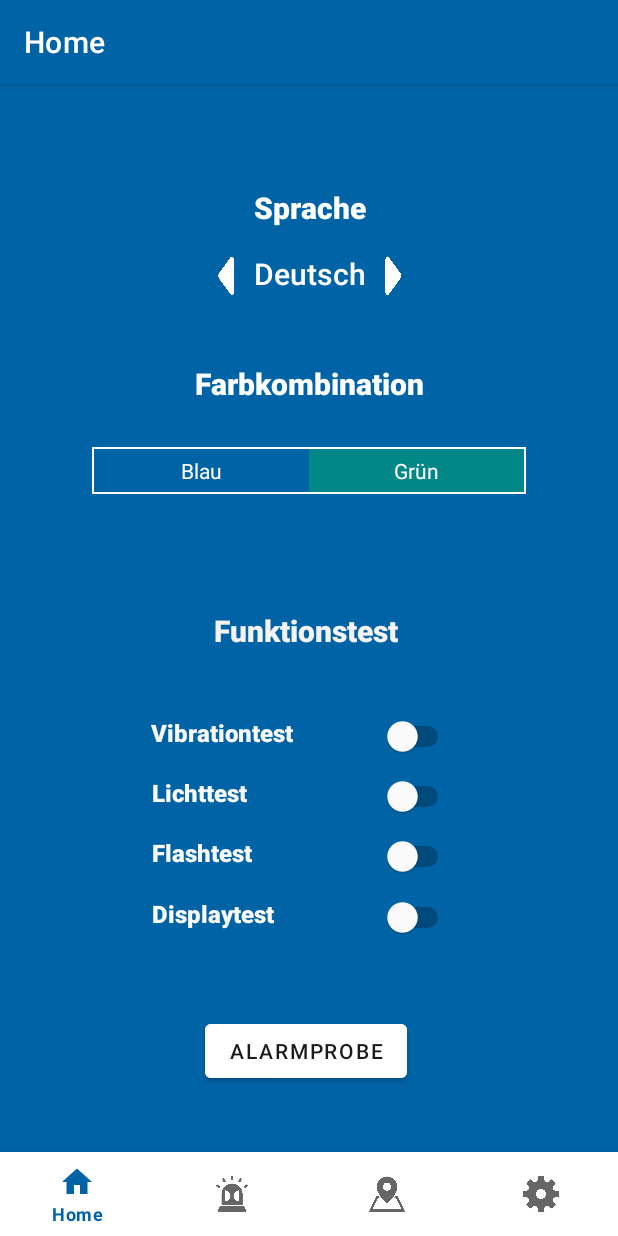
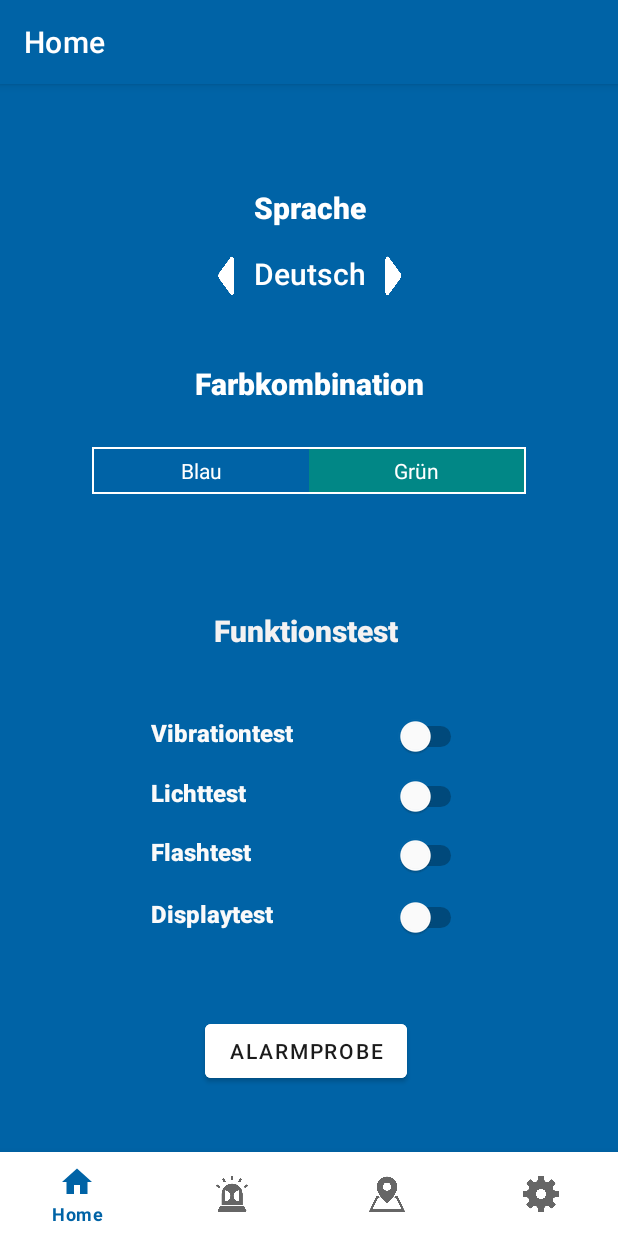
Before and after one commit to rmezameza/hci-team312-alarm-app, an Android app: the screen it shows after launch (MainActivity), on a phone screen of 412 x 824 dp. Run offline under Robolectric (Android 15) with nearby library versions, the phone set to English and light mode, and no system bars; our stand-ins replace navigation-ui.

Commit message:
v8 - fixed a problem from SharedPreferences + added Translation for Settings + some layout problems. Almost ready. Comments added. Listeners added. To do after merge: translation on alarm page + test functions.

```diff
--- a/app/src/main/res/layout/fragment_configuration.xml
+++ b/app/src/main/res/layout/fragment_configuration.xml
@@ -134,8 +134,8 @@
         android:textColor="#FAFAFA"
         android:textSize="16sp"
         app:layout_constraintBottom_toBottomOf="parent"
-        app:layout_constraintEnd_toStartOf="@+id/switchVibration"
-        app:layout_constraintHorizontal_bias="0.673"
+        app:layout_constraintEnd_toEndOf="parent"
+        app:layout_constraintHorizontal_bias="0.327"
         app:layout_constraintStart_toStartOf="parent"
         app:layout_constraintTop_toTopOf="parent"
         app:layout_constraintVertical_bias="0.615" />
@@ -149,23 +149,8 @@
         android:textColor="#FAFAFA"
         android:textSize="16sp"
         app:layout_constraintBottom_toBottomOf="parent"
-        app:layout_constraintEnd_toStartOf="@+id/switchLicht"
-        app:layout_constraintHorizontal_bias="0.674"
-        app:layout_constraintStart_toStartOf="parent"
-        app:layout_constraintTop_toTopOf="parent"
-        app:layout_constraintVertical_bias="0.674" />
-
-    <Switch
-        android:id="@+id/switchLicht"
-        android:layout_width="49dp"
-        android:layout_height="6dp"
-        android:checked="false"
-        android:showText="false"
-        android:thumbTint="#FFFFFF"
-        android:trackTint="#000000"
-        app:layout_constraintBottom_toBottomOf="parent"
         app:layout_constraintEnd_toEndOf="parent"
-        app:layout_constraintHorizontal_bias="0.698"
+        app:layout_constraintHorizontal_bias="0.327"
         app:layout_constraintStart_toStartOf="parent"
         app:layout_constraintTop_toTopOf="parent"
         app:layout_constraintVertical_bias="0.674" />
@@ -179,11 +164,11 @@
         android:textColor="#FAFAFA"
         android:textSize="16sp"
         app:layout_constraintBottom_toBottomOf="parent"
-        app:layout_constraintEnd_toStartOf="@+id/switchFlash"
-        app:layout_constraintHorizontal_bias="0.674"
+        app:layout_constraintEnd_toEndOf="parent"
+        app:layout_constraintHorizontal_bias="0.327"
         app:layout_constraintStart_toStartOf="parent"
         app:layout_constraintTop_toTopOf="parent"
-        app:layout_constraintVertical_bias="0.732" />
+        app:layout_constraintVertical_bias="0.731" />
 
     <Switch
         android:id="@+id/switchFlash"
@@ -195,10 +180,40 @@
         android:trackTint="#000000"
         app:layout_constraintBottom_toBottomOf="parent"
         app:layout_constraintEnd_toEndOf="parent"
-        app:layout_constraintHorizontal_bias="0.698"
+        app:layout_constraintHorizontal_bias="0.723"
         app:layout_constraintStart_toStartOf="parent"
         app:layout_constraintTop_toTopOf="parent"
-        app:layout_constraintVertical_bias="0.732" />
+        app:layout_constraintVertical_bias="0.731" />
+
+    <Switch
+        android:id="@+id/switchVibration"
+        android:layout_width="49dp"
+        android:layout_height="6dp"
+        android:checked="false"
+        android:showText="false"
+        android:thumbTint="#FFFFFF"
+        android:trackTint="#000000"
+        app:layout_constraintBottom_toBottomOf="parent"
+        app:layout_constraintEnd_toEndOf="parent"
+        app:layout_constraintHorizontal_bias="0.723"
+        app:layout_constraintStart_toStartOf="parent"
+        app:layout_constraintTop_toTopOf="parent"
+        app:layout_constraintVertical_bias="0.615" />
+
+    <Switch
+        android:id="@+id/switchLicht"
+        android:layout_width="49dp"
+        android:layout_height="6dp"
+        android:checked="false"
+        android:showText="false"
+        android:thumbTint="#FFFFFF"
+        android:trackTint="#000000"
+        app:layout_constraintBottom_toBottomOf="parent"
+        app:layout_constraintEnd_toEndOf="parent"
+        app:layout_constraintHorizontal_bias="0.723"
+        app:layout_constraintStart_toStartOf="parent"
+        app:layout_constraintTop_toTopOf="parent"
+        app:layout_constraintVertical_bias="0.674" />
 
     <Switch
         android:id="@+id/switchDisplay"
@@ -210,7 +225,7 @@
         android:trackTint="#000000"
         app:layout_constraintBottom_toBottomOf="parent"
         app:layout_constraintEnd_toEndOf="parent"
-        app:layout_constraintHorizontal_bias="0.698"
+        app:layout_constraintHorizontal_bias="0.723"
         app:layout_constraintStart_toStartOf="parent"
         app:layout_constraintTop_toTopOf="parent"
         app:layout_constraintVertical_bias="0.792" />
@@ -224,26 +239,11 @@
         android:textColor="#FAFAFA"
         android:textSize="16sp"
         app:layout_constraintBottom_toBottomOf="parent"
-        app:layout_constraintEnd_toStartOf="@+id/switchFlash"
-        app:layout_constraintHorizontal_bias="0.674"
+        app:layout_constraintEnd_toEndOf="parent"
+        app:layout_constraintHorizontal_bias="0.327"
         app:layout_constraintStart_toStartOf="parent"
         app:layout_constraintTop_toTopOf="parent"
         app:layout_constraintVertical_bias="0.792" />
-
-    <Switch
-        android:id="@+id/switchVibration"
-        android:layout_width="49dp"
-        android:layout_height="6dp"
-        android:checked="false"
-        android:showText="false"
-        android:thumbTint="#FFFFFF"
-        android:trackTint="#000000"
-        app:layout_constraintBottom_toBottomOf="parent"
-        app:layout_constraintEnd_toEndOf="parent"
-        app:layout_constraintHorizontal_bias="0.698"
-        app:layout_constraintStart_toStartOf="parent"
-        app:layout_constraintTop_toTopOf="parent"
-        app:layout_constraintVertical_bias="0.615" />
 
     <TextView
         android:id="@+id/textFunctions"
```
